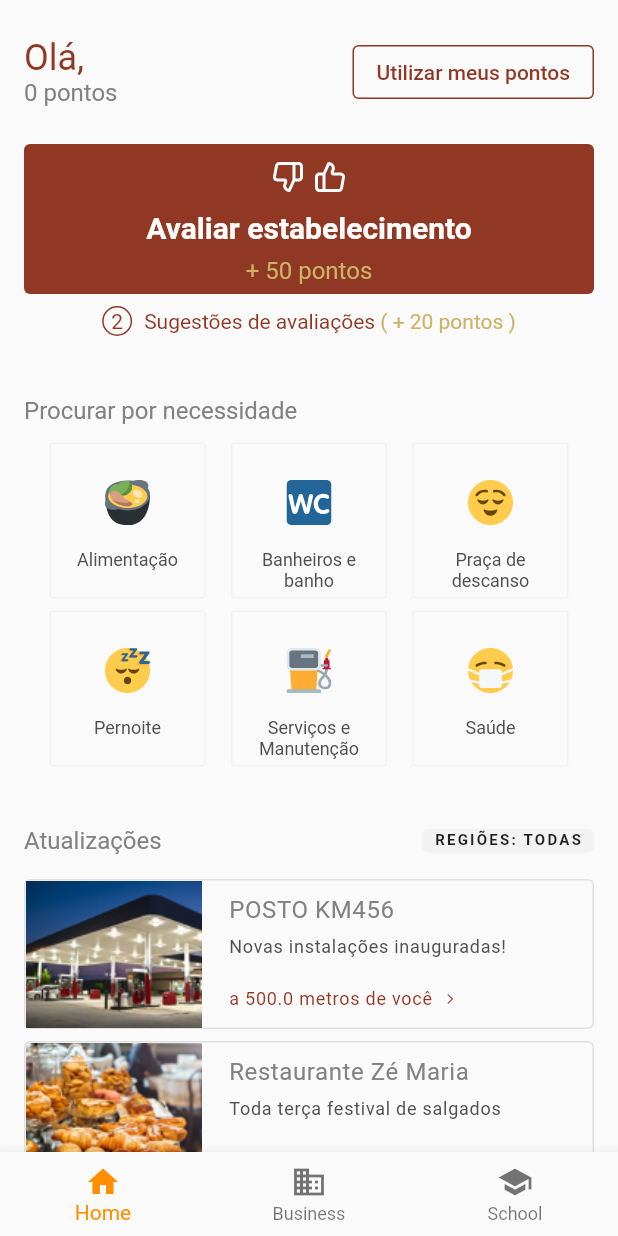
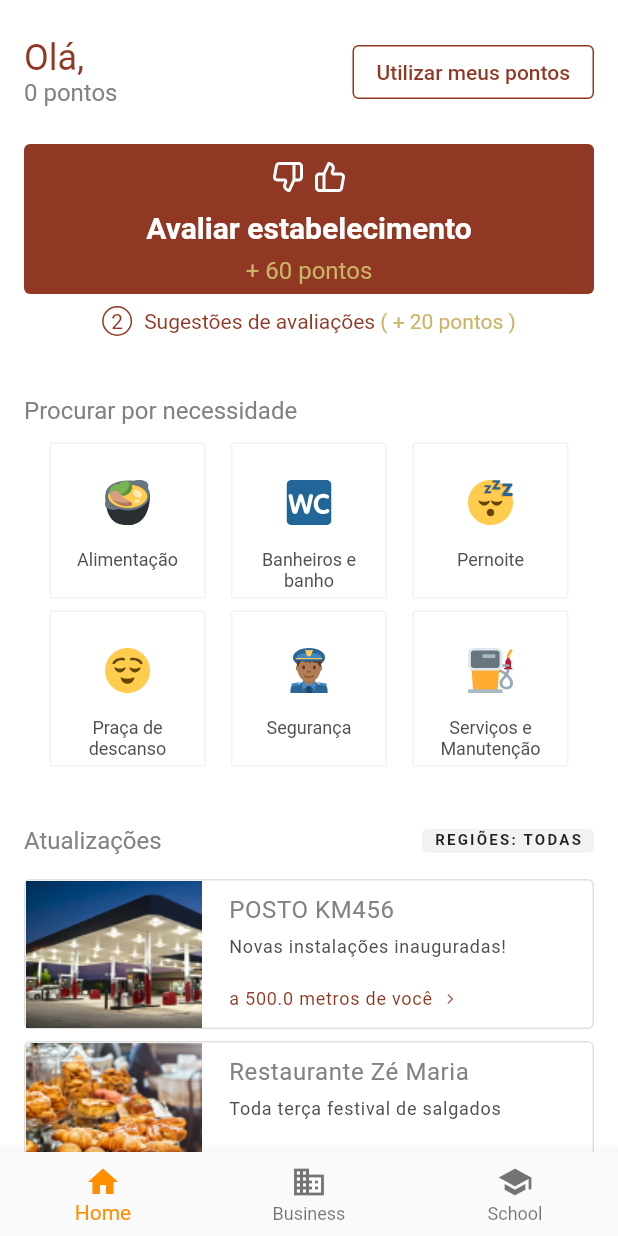
Before and after one commit to rafaelmpessoa/ccr268-mobile, a Flutter app: the screen it shows after launch, after a tap on "Utilizar meus pontos", on a phone screen of 412 x 824 dp. Run offline on Flutter 3.47's test engine with Material 2 defaults, Android fonts, the phone set to English and light mode, and no system bars; our stand-ins replace auto_route, bloc, cloud_firestore, dartz, flutter_bloc, flutter_rating_bar and 4 more; missing offline and left inert: esys_flutter_share, qrscan; accounts and stored records are empty; generated files the repository leaves out were written again.

Commit message:
feat: splash screen

```diff
--- a/lib/domain/models/review.dart
+++ b/lib/domain/models/review.dart
@@ -3,7 +3,7 @@ import 'package:freezed_annotation/freezed_annotation.dart';
 part 'review.freezed.dart';
 part 'review.g.dart';
 
-enum ReviewType { health, food, rest, sleep, services, bathroom }
+enum ReviewType { security, food, rest, sleep, services, bathroom }
 
 @freezed
 abstract class Review with _$Review {
--- a/lib/presentation/app.dart
+++ b/lib/presentation/app.dart
@@ -1,7 +1,6 @@
 import 'package:auto_route/auto_route.dart';
 import 'package:flutter/material.dart';
 import 'package:ccr/presentation/router.gr.dart';
-import 'package:ccr/strings.dart';
 
 class MyApp extends StatelessWidget {
   // This widget is the root of your application.
@@ -11,6 +10,7 @@ class MyApp extends StatelessWidget {
       builder: (ctx, __) => ExtendedNavigator<Router>(
         router: Router(),
       ),
+      // initialRoute: Routes.splashPage,
     );
   }
 }
--- a/lib/presentation/home/home_page.dart
+++ b/lib/presentation/home/home_page.dart
@@ -4,10 +4,12 @@ import 'package:ccr/domain/models/user.dart';
 import 'package:ccr/injection.dart';
 import 'package:ccr/presentation/home/bloc/home_bloc.dart';
 import 'package:ccr/presentation/router.gr.dart';
+import 'package:ccr/presentation/splash/splash_page.dart';
 import 'package:ccr/presentation/widgets/base_scaffold.dart';
 import 'package:flutter/material.dart';
 import 'package:flutter_bloc/flutter_bloc.dart';
 import 'package:flutter_svg/svg.dart';
+import 'package:qrscan/qrscan.dart' as scanner;
 
 class HomePage extends StatefulWidget with AutoRouteWrapper {
   @override
@@ -19,12 +21,21 @@ class HomePage extends StatefulWidget with AutoRouteWrapper {
 }
 
 class _HomePageState extends State<HomePage> {
+  bool isSplashPage;
+
   @override
   void initState() {
     super.initState();
     context.bloc<HomeBloc>().add(
           HomeOnOpenPage(),
         );
+    isSplashPage = true;
+
+    Future.delayed(Duration(milliseconds: 1000)).then((value) {
+      setState(() {
+        isSplashPage = false;
+      });
+    });
   }
 
   int _selectedIndex = 0;
@@ -38,7 +49,11 @@ class _HomePageState extends State<HomePage> {
   @override
   Widget build(BuildContext context) {
     final Size size = MediaQuery.of(context).size;
-    return BaseScaffold(
+    return AnimatedSwitcher(
+      duration: Duration(seconds: 3),
+      child: isSplashPage
+          ? SplashPage()
+          : BaseScaffold(
               bottomNavigationBar: _buildNavigationBottomBar(),
               body: Container(
                 padding: EdgeInsets.symmetric(
@@ -46,6 +61,7 @@ class _HomePageState extends State<HomePage> {
                 ),
                 child: SingleChildScrollView(
                   child: _buildHomeBody(size),
+                ),
               ),
             ),
     );
@@ -289,8 +305,7 @@ class _HomePageState extends State<HomePage> {
                 children: <Widget>[
                   _buildGridItem("Alimentação", "assets/icons/comida.svg"),
                   _buildGridItem("Banheiros e\nbanho", "assets/icons/wc.svg"),
-                  _buildGridItem(
-                      "Praça de\ndescanso", "assets/icons/descanso.svg"),
+                  _buildGridItem("Pernoite", "assets/icons/dormir.svg"),
                 ],
               ),
               SizedBox(
@@ -299,10 +314,11 @@ class _HomePageState extends State<HomePage> {
               Row(
                 mainAxisAlignment: MainAxisAlignment.spaceEvenly,
                 children: <Widget>[
-                  _buildGridItem("Pernoite", "assets/icons/dormir.svg"),
+                  _buildGridItem(
+                      "Praça de\ndescanso", "assets/icons/descanso.svg"),
+                  _buildGridItem("Segurança", "assets/icons/seguranca.svg"),
                   _buildGridItem(
                       "Serviços e\nManutenção", "assets/icons/servicos.svg"),
-                  _buildGridItem("Saúde", "assets/icons/saude.svg"),
                 ],
               ),
             ],
@@ -389,7 +405,7 @@ class _HomePageState extends State<HomePage> {
                   height: 8,
                 ),
                 Text(
-                  "+ 50 pontos",
+                  "+ 60 pontos",
                   style: TextStyle(color: kYellowColor, fontSize: 16),
                 ),
               ],
@@ -486,7 +502,7 @@ class _HomePageState extends State<HomePage> {
           borderSide: BorderSide(
             color: kBrandColor,
           ),
-          onPressed: () => null,
+          onPressed: () async => await scanner.scan(),
           shape: RoundedRectangleBorder(
             borderRadius: new BorderRadius.circular(4.0),
           ),
--- a/lib/presentation/rate/rate_step_page.dart
+++ b/lib/presentation/rate/rate_step_page.dart
@@ -97,7 +97,7 @@ class _RateStepPageState extends State<RateStepPage> {
                     child: Column(
                       crossAxisAlignment: CrossAxisAlignment.center,
                       children: <Widget>[
-                        SvgPicture.asset(
+                        Image.asset(
                           currentStep.imgPath,
                           height: 200,
                         ),
--- /dev/null
+++ b/lib/presentation/splash/splash_page.dart
@@ -0,0 +1,18 @@
+import 'package:flutter/material.dart';
+
+class SplashPage extends StatelessWidget {
+  @override
+  Widget build(BuildContext context) {
+    return Container(
+      width: double.infinity,
+      height: double.infinity,
+      color: Color(0xFFFF373F),
+      child: Center(
+        child: Image.asset(
+          'assets/images/logotipo.png',
+          height: 255,
+        ),
+      ),
+    );
+  }
+}
--- a/lib/presentation/widgets/base_scaffold.dart
+++ b/lib/presentation/widgets/base_scaffold.dart
@@ -8,6 +8,7 @@ class BaseScaffold extends StatelessWidget {
   @override
   Widget build(BuildContext context) {
     return Scaffold(
+      backgroundColor: Colors.white,
       body: SafeArea(child: body),
       bottomNavigationBar: bottomNavigationBar,
     );
--- a/pubspec.yaml
+++ b/pubspec.yaml
@@ -37,6 +37,8 @@ dependencies:
   # The following adds the Cupertino Icons font to your application.
   # Use with the CupertinoIcons class for iOS style icons.
   cupertino_icons: ^0.1.3
+  qrscan: ^0.2.17
+  esys_flutter_share: ^1.0.2
 
 dev_dependencies:
   flutter_test:
```
Also changed, not shown: lib/presentation/rate/rate_report_page.dart (+21 -4 lines), lib/presentation/rate/rate_success_page.dart (+20 -0 lines), lib/presentation/rate/step_mixin.dart (+42 -24 lines), assets/icons/saude.svg (deleted), assets/icons/seguranca.svg (added), assets/images/alimentacao.png (added), assets/images/banho.png (added), assets/images/descanso.png (added), assets/images/logotipo.png (added), assets/images/pernoite.png (added), assets/images/seguranca.png (added), assets/images/servicos.png (added), lib/domain/models/app_step.g.dart, lib/domain/models/review.g.dart, 1 more files, 1 other file. Lines whose indentation alone changed are shown as unchanged.
